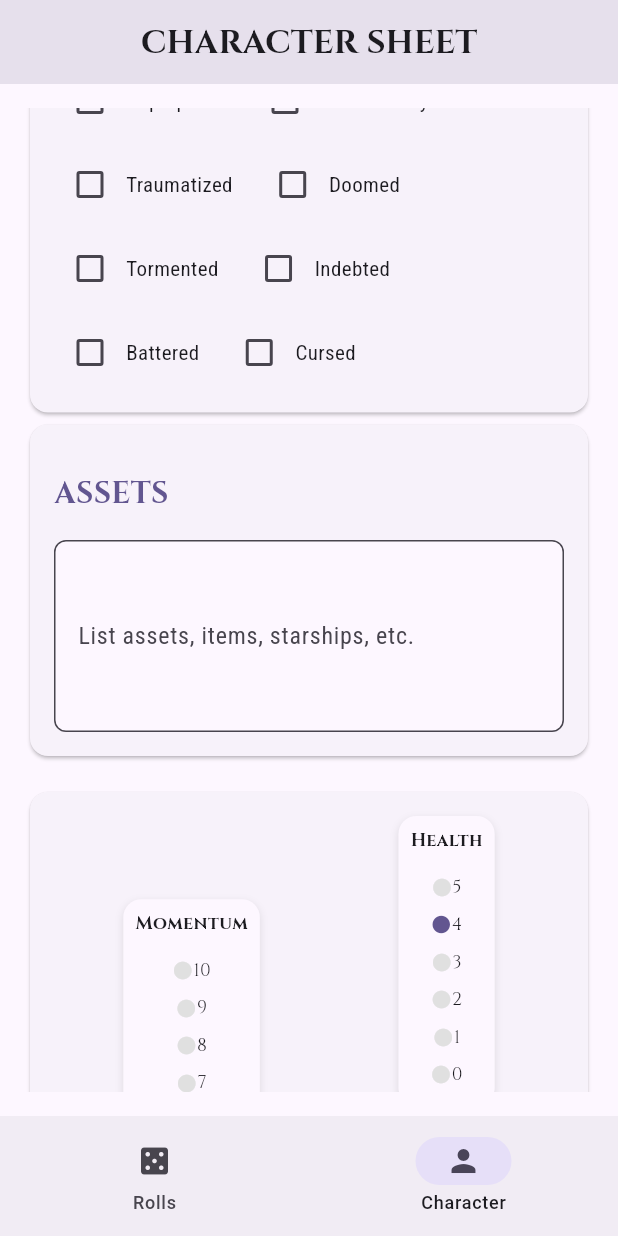
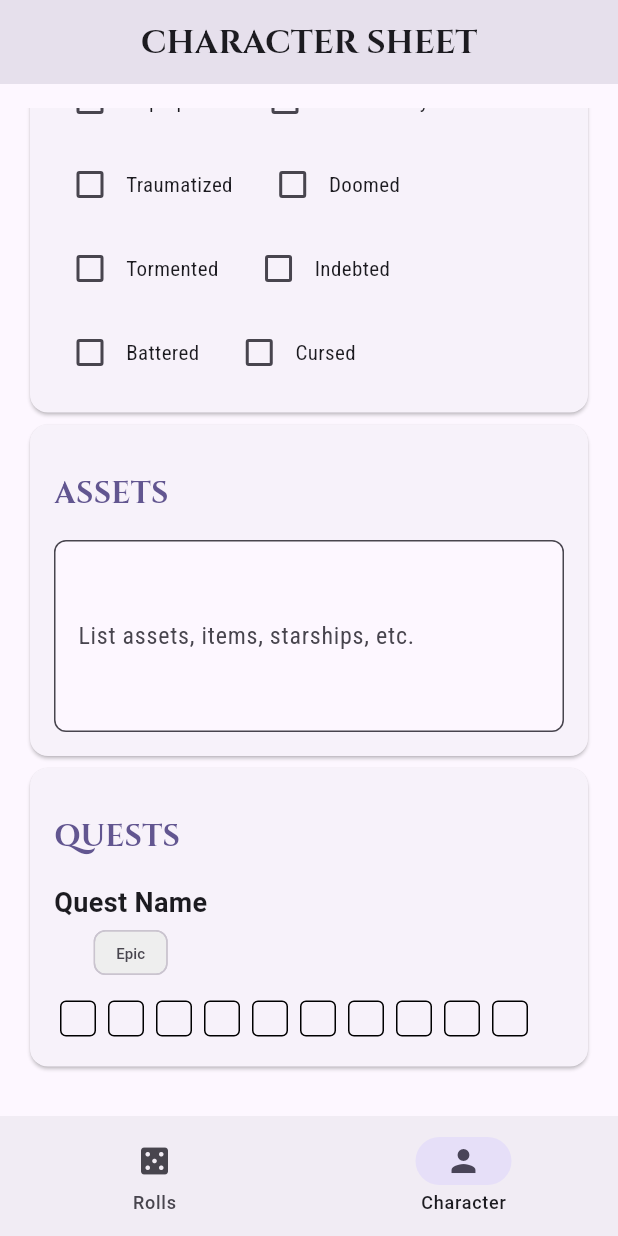
Before and after one commit to vder/ironroll, a Flutter app: the screen it shows after launch, item 2 of the bottom bar chosen, scrolled down 576 dp, on a phone screen of 412 x 824 dp. Run offline on Flutter 3.47's test engine with Material 3 defaults, Android fonts, the phone set to English and light mode, and no system bars; our stand-ins replace google_fonts.

Commit message:
initial progresstrack

```diff
--- a/lib/character_sheet_page.dart
+++ b/lib/character_sheet_page.dart
@@ -2,6 +2,7 @@
 import 'package:google_fonts/google_fonts.dart';
 import 'package:provider/provider.dart';
 import 'package:ironroll/providers/character_stats_provider.dart';
+import 'package:ironroll/progress_track.dart';
 
 class CharacterSheetPage extends StatefulWidget {
   const CharacterSheetPage({super.key});
@@ -241,7 +242,6 @@
           child: Row(
             children: [
               Expanded(
-                child: Container(
                 child: ListView(
                   children: [
                     // Header
@@ -252,8 +252,7 @@
                             decoration: _buildInputDecoration('Name'),
                             initialValue: characterProvider.user.name,
                             onChanged:
-                                  (value) =>
-                                      characterProvider.updateName(value),
+                                (value) => characterProvider.updateName(value),
                             style: GoogleFonts.robotoCondensed(),
                           ),
                         ),
@@ -282,8 +281,7 @@
                           children: [
                             sectionTitle("Stats"),
                             Row(
-                                mainAxisAlignment:
-                                    MainAxisAlignment.spaceAround,
+                              mainAxisAlignment: MainAxisAlignment.spaceAround,
                               children: [
                                 statBox('EDGE', 0),
                                 statBox('HEART', 0),
@@ -337,6 +335,22 @@
                         ),
                       ),
                     ),
+                    Card(
+                      child: Padding(
+                        padding: const EdgeInsets.all(16.0),
+                        child: Column(
+                          crossAxisAlignment: CrossAxisAlignment.start,
+                          children: [
+                            sectionTitle("Quests"),
+                            ProgressTrack(
+                              name: 'Quest Name',
+                              rank: 'Epic',
+                              ticks: 0,
+                            ),
+                          ],
+                        ),
+                      ),
+                    ),
 
                     const SizedBox(height: 16),
                     // Footer Controls
@@ -361,7 +375,6 @@
                   ],
                 ),
               ),
-              ),
             ],
           ),
         ),
--- /dev/null
+++ b/lib/model/quest.dart
@@ -0,0 +1,9 @@
+enum QuestRank { troublesome, dangerous, formidable, extreme, epic }
+
+class Quest {
+  late String name;
+  late QuestRank rank;
+  int progress = 0;
+
+  Quest(this.name, this.rank);
+}
--- /dev/null
+++ b/lib/progress_track.dart
@@ -0,0 +1,115 @@
+import 'package:flutter/material.dart';
+
+class ProgressTrack extends StatefulWidget {
+  final String name;
+  final String rank;
+  final int ticks; // total ticks (0–40)
+  final void Function(int)? onChanged;
+
+  const ProgressTrack({
+    Key? key,
+    required this.name,
+    required this.rank,
+    required this.ticks,
+    this.onChanged,
+  }) : super(key: key);
+
+  @override
+  State<ProgressTrack> createState() => _ProgressTrackState();
+}
+
+class _ProgressTrackState extends State<ProgressTrack> {
+  late int _ticks;
+
+  @override
+  void initState() {
+    super.initState();
+    _ticks = widget.ticks.clamp(0, 40);
+  }
+
+  /// Correct ticks gained per "progress mark", based on Starforged rules
+  int get ticksPerMark {
+    switch (widget.rank.toLowerCase()) {
+      case 'troublesome':
+        return 12;
+      case 'dangerous':
+        return 8;
+      case 'formidable':
+        return 4;
+      case 'extreme':
+        return 2;
+      case 'epic':
+        return 1;
+      default:
+        return 1;
+    }
+  }
+
+  void _incrementTick() {
+    setState(() {
+      _ticks = (_ticks + ticksPerMark).clamp(0, 40);
+      widget.onChanged?.call(_ticks);
+    });
+  }
+
+  void _decrementTick() {
+    setState(() {
+      _ticks = (_ticks - ticksPerMark).clamp(0, 40);
+      widget.onChanged?.call(_ticks);
+    });
+  }
+
+  @override
+  Widget build(BuildContext context) {
+    return Column(
+      crossAxisAlignment: CrossAxisAlignment.start,
+      children: [
+        // Title and Rank
+        Padding(
+          padding: const EdgeInsets.only(bottom: 8.0),
+          child: Column(
+            children: [
+              Text(
+                widget.name,
+                style: TextStyle(fontSize: 18, fontWeight: FontWeight.bold),
+              ),
+              const SizedBox(width: 12),
+              Chip(
+                label: Text(widget.rank, style: const TextStyle(fontSize: 10)),
+                padding: const EdgeInsets.symmetric(horizontal: 6, vertical: 0),
+                visualDensity: VisualDensity.compact,
+                backgroundColor: Colors.grey.shade200,
+              ),
+            ],
+          ),
+        ),
+        // Progress Row
+        GestureDetector(
+          onTap: _incrementTick,
+          onLongPress: _decrementTick,
+          child: Row(
+            mainAxisAlignment: MainAxisAlignment.start,
+            children: List.generate(10, (boxIndex) {
+              int boxTicks = (_ticks - boxIndex * 4).clamp(0, 4);
+              return Container(
+                margin: const EdgeInsets.all(4),
+                width: 24,
+                height: 24,
+                decoration: BoxDecoration(
+                  border: Border.all(),
+                  borderRadius: BorderRadius.circular(4),
+                ),
+                child: Center(
+                  child: Text(
+                    boxTicks > 0 ? '$boxTicks' : '',
+                    style: TextStyle(fontWeight: FontWeight.bold),
+                  ),
+                ),
+              );
+            }),
+          ),
+        ),
+      ],
+    );
+  }
+}
```
Lines whose indentation alone changed are shown as unchanged.
